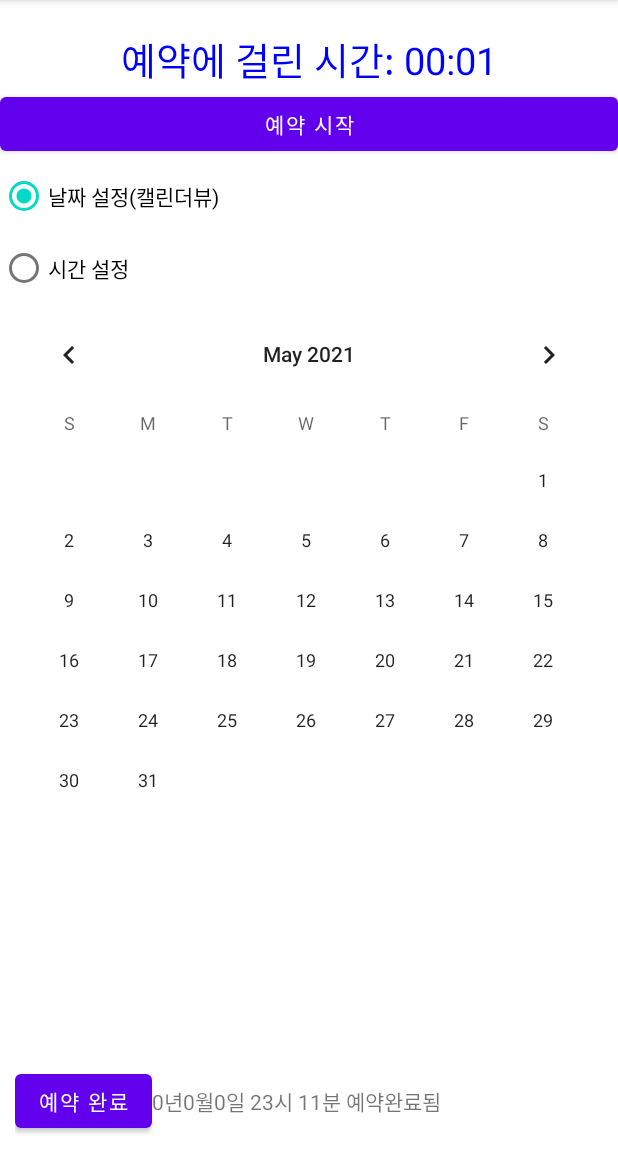
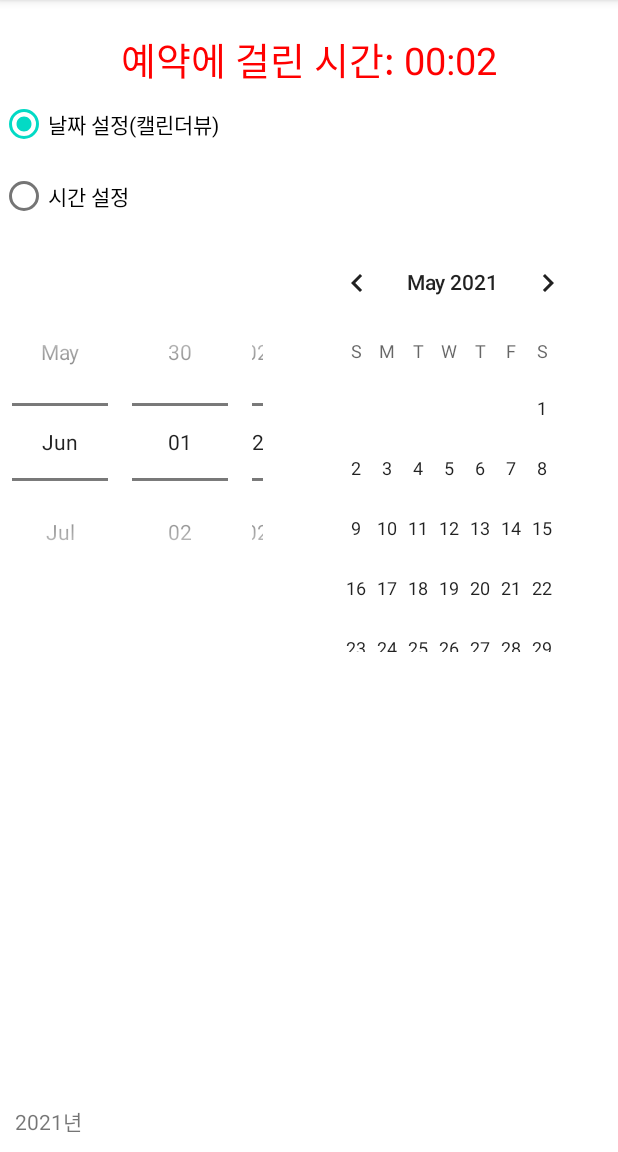
Before and after one commit to khjkhj0329/Chapter6, an Android app: the screen it shows after launch (MainActivity), after a tap on an icon or button, on a phone screen of 412 x 824 dp, the part 84-1236 px from its top. Run offline under Robolectric (Android 15) with nearby library versions, the phone set to English and light mode, and no system bars; 2 other taps on this screen came first.

Commit message:
Completion 직접풀어보기 6_1 commit

```diff
--- a/app/src/main/java/kr/hs/emirim/w2029/chapter6/MainActivity.java
+++ b/app/src/main/java/kr/hs/emirim/w2029/chapter6/MainActivity.java
@@ -11,6 +11,7 @@ import android.view.View;
 import android.widget.Button;
 import android.widget.CalendarView;
 import android.widget.Chronometer;
+import android.widget.DatePicker;
 import android.widget.RadioButton;
 import android.widget.RadioGroup;
 import android.widget.TextView;
@@ -19,7 +20,7 @@ import android.widget.TimePicker;
 public class MainActivity extends AppCompatActivity {
     Chronometer chrono1;
     RadioGroup rg;
-    CalendarView calender;
+    DatePicker datePick;
     TimePicker time;
     TextView textResult;
     RadioButton radioCal, radioTime;
@@ -31,30 +32,25 @@ public class MainActivity extends AppCompatActivity {
 
         chrono1 = findViewById(R.id.chrono1);
         rg = findViewById(R.id.rg);
-        calender = findViewById(R.id.calender);
+        datePick = findViewById(R.id.date_pick);
         time = findViewById(R.id.time_pick);
         textResult = findViewById(R.id.text_result);
-        Button btnStart = findViewById(R.id.btn_start);
-        Button btnDone = findViewById(R.id.btn_done);
-        radioCal = findViewById(R.id.rario_date);
-        radioTime = findViewById(R.id.radio_time);
+        chrono1.setOnClickListener(chronoListener);
+        textResult.setOnLongClickListener(textListener);
 
         rg.setOnCheckedChangeListener(radionListener);
 
-        btnStart.setOnClickListener(btnListener);
-        btnDone.setOnClickListener(btnListener);
-
-        calender.setOnDateChangeListener(calenderListener);
+        // calendar.setOnDateChangeListener(calendarListener);
     }
 
         RadioGroup.OnCheckedChangeListener radionListener = new RadioGroup.OnCheckedChangeListener() {
             @Override
             public void onCheckedChanged(RadioGroup group, int checkedId) {
-                calender.setVisibility(View.INVISIBLE);
+                datePick.setVisibility(View.INVISIBLE);
                 time.setVisibility(View.INVISIBLE);
                 switch (checkedId){
                     case R.id.rario_date:
-                        calender.setVisibility(View.VISIBLE);
+                        datePick.setVisibility(View.VISIBLE);
                         break;
                     case R.id.radio_time:
                         time.setVisibility(View.VISIBLE);
@@ -62,33 +58,28 @@ public class MainActivity extends AppCompatActivity {
             }
         }
     };
-    View.OnClickListener btnListener = new View.OnClickListener() {
+
+    View.OnClickListener chronoListener = new View.OnClickListener() {
         @Override
         public void onClick(View v) {
-            switch (v.getId()){
-                case R.id.btn_start:
-                    chrono1.setBase(SystemClock.elapsedRealtime());
-                    chrono1.start();
-                    chrono1.setTextColor(Color.RED);
-                    break;
-                case R.id.btn_done:
-                    chrono1.stop();
-                    chrono1.setTextColor(Color.BLUE);
-                    textResult.setText(y + "년" + m + "월" + d + "일 ");
-                    textResult.append(time.getCurrentHour() + "시 " + time.getCurrentMinute() + "분 예약완료됨");
-                    break;
-            }
+            chrono1.setBase(SystemClock.elapsedRealtime());
+            chrono1.start();
+            chrono1.setTextColor(Color.RED);
+            rg.setVisibility(View.VISIBLE);
+            datePick.setVisibility(View.VISIBLE);
         }
     };
-    int y, m, d;
-
-    CalendarView.OnDateChangeListener calenderListener = new CalendarView.OnDateChangeListener() {
+    View.OnLongClickListener textListener = new View.OnLongClickListener() {
         @Override
-        public void onSelectedDayChange(@NonNull CalendarView view, int year, int month, int dayOfMonth) {
-            y = year;
-            m = month+1;
-            d = dayOfMonth;
+        public boolean onLongClick(View v) {
+            chrono1.stop();
+            chrono1.setTextColor(Color.BLUE);
+            textResult.setText(datePick.getYear() + "년" + (datePick.getMonth()+1) + "월" + datePick.getDayOfMonth() + "일");
+            textResult.append(time.getCurrentHour() + "시 " + time.getCurrentMinute() + "분 예약완료됨");
+            rg.setVisibility(View.INVISIBLE);
+            datePick.setVisibility(View.INVISIBLE);
+            time.setVisibility(View.INVISIBLE);
+            return false;
         }
     };
-
 }
--- a/app/src/main/res/layout/p6_1.xml
+++ b/app/src/main/res/layout/p6_1.xml
@@ -12,13 +12,9 @@
         android:textSize="25sp"
         android:layout_marginTop="20dp"
         android:format="예약에 걸린 시간: %s"/>
-    <Button
-        android:id="@+id/btn_start"
-        android:layout_width="match_parent"
-        android:layout_height="wrap_content"
-        android:text="@string/btn_start"/>
     <RadioGroup
         android:id="@+id/rg"
+        android:visibility="invisible"
         android:layout_width="wrap_content"
         android:layout_height="wrap_content">
         <RadioButton
@@ -36,8 +32,10 @@
     <FrameLayout
         android:layout_width="match_parent"
         android:layout_height="wrap_content">
-        <CalendarView
-            android:id="@+id/calender"
+        <DatePicker
+            android:visibility="invisible"
+            android:datePickerMode="spinner"
+            android:id="@+id/date_pick"
             android:layout_width="match_parent"
             android:layout_height="wrap_content"/>
         <TimePicker
@@ -54,13 +52,9 @@
         android:layout_marginLeft="10dp"
         android:layout_width="match_parent"
         android:layout_height="match_parent">
-        <Button
-            android:id="@+id/btn_done"
-            android:layout_width="wrap_content"
-            android:layout_height="wrap_content"
-            android:text="@string/btn_done"/>
         <TextView
             android:id="@+id/text_result"
+            android:text="2021년"
             android:layout_width="match_parent"
             android:layout_height="wrap_content"/>
     </LinearLayout>
```
